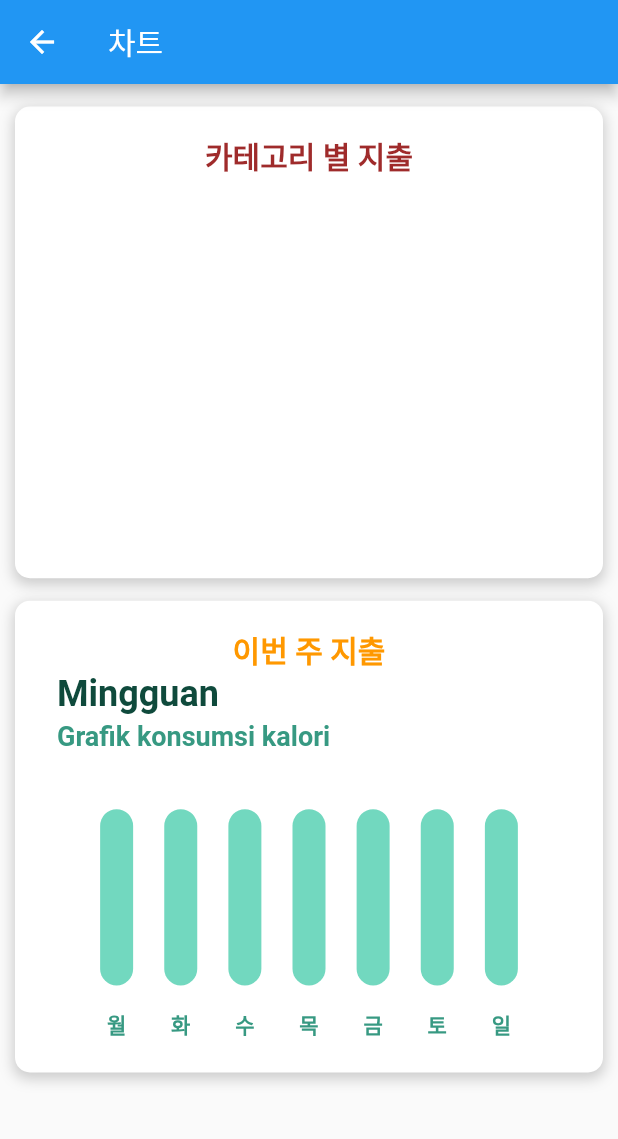
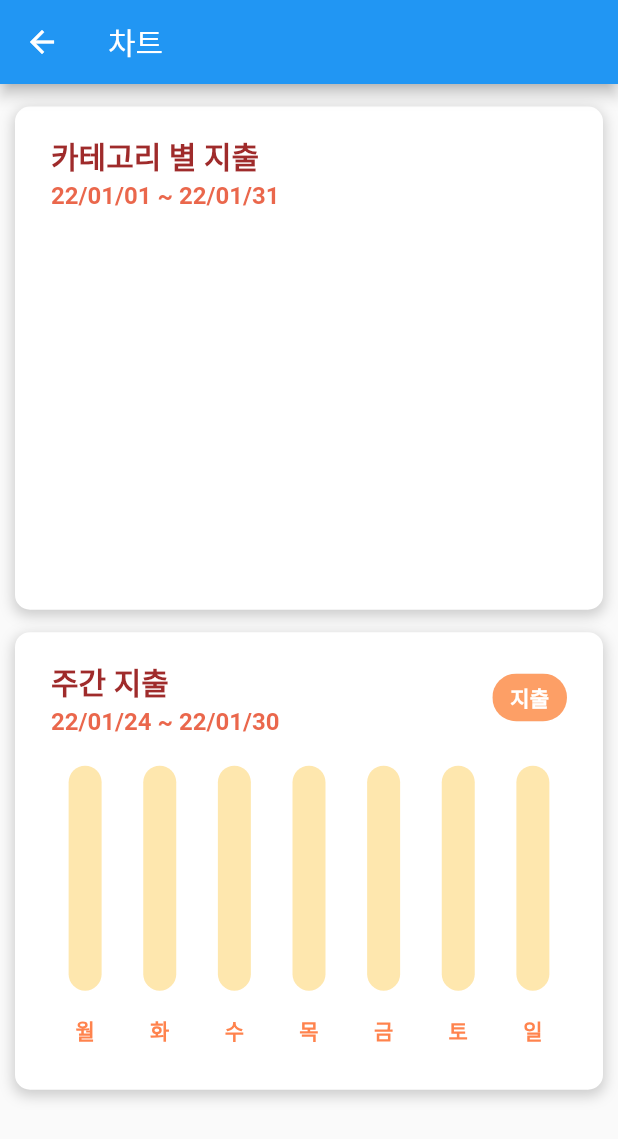
Before and after one commit to cyj893/MoneyIsMine, a Flutter app: the ChartPage screen opened directly, on a phone screen of 412 x 824 dp. Shown: the top 1139 px of the screen. Run offline on Flutter 3.47's test engine with Material 2 defaults, Android fonts, the phone set to English and light mode, and no system bars; drawn by our look-alikes of fl_chart; our stand-ins replace image_picker, sqflite, table_calendar; missing offline and left inert: scrolling_page_indicator; accounts and stored records are empty.

Commit message:
modify Chart Page

```diff
--- a/lib/ChartPage.dart
+++ b/lib/ChartPage.dart
@@ -15,31 +15,70 @@ class ChartPage extends StatefulWidget {
 class ChartPageState extends State<ChartPage> {
   String pageName = "차트";
 
-  List<String> categoryNames = [];
-  List<Pair> categoryMoney = [];
-  Map<String, String> categoryMap = {};
-  List<Color> palette = [Color.fromRGBO(225, 39, 0, 0.7), Color.fromRGBO(255, 78, 2, 0.7), Color.fromRGBO(254, 120, 39, 0.7), Color.fromRGBO(255, 162, 69, 0.7), Color.fromRGBO(254, 199, 105, 0.7), Color.fromRGBO(254, 220, 139, 0.7)];
-
-  Map<int, int> weekSum = {};
-
   @override
   void initState() {
     super.initState();
-    _getCategoryDB();
-    _getWeekDB();
   }
 
   void onGoBack(dynamic value) {
     ;
   }
 
+  @override
+  Widget build(BuildContext context) {
+    return Scaffold(
+      appBar: AppBar(
+        title: Text(pageName),
+      ),
+      body: SingleChildScrollView(
+        child: Center(
+          child: Column(
+            children: <Widget>[
+              SizedBox(height: 15,),
+              categorySumCon(),
+              SizedBox(height: 15,),
+              WeekCon(),
+              SizedBox(height: 15,),
+            ],
+          ),
+        ),
+      ),
+    );
+  }
+}
+
+
+class categorySumCon extends StatefulWidget {
+
+  const categorySumCon();
+
+  @override
+  categorySumConState createState() => categorySumConState();
+}
+
+class categorySumConState extends State<categorySumCon> {
+  List<String> categoryNames = [];
+  List<Pair> categoryMoney = [];
+  Map<String, String> categoryMap = {};
+  List<String> monthDate = [];
+  List<Color> palette = [Color.fromRGBO(225, 39, 0, 0.7), Color.fromRGBO(255, 78, 2, 0.7), Color.fromRGBO(254, 120, 39, 0.7), Color.fromRGBO(255, 162, 69, 0.7), Color.fromRGBO(254, 199, 105, 0.7), Color.fromRGBO(254, 220, 139, 0.7)];
+  int touchedIndex = -1;
+
+  @override
+  void initState() {
+    super.initState();
+    _getCategoryDB();
+  }
+
   Future<List<Pair>> _getCategoryDB() async {
     if( categoryMoney.length > 0 ) return [];
-    String month = DateFormat('yy/MM/').format(DateTime.now());
+    DateTime now = DateTime.now();
+    monthDate.add(DateFormat('yy/MM/').format(now)+"01");
+    monthDate.add(DateFormat('yy/MM/dd').format(DateTime(now.year, now.month + 1, 0)));
     List<Pair> newList = await SpecProvider().getCategorySumQuery(
         '''
         SELECT category, SUM(money) FROM Specs
-        WHERE dateTime BETWEEN '${month+"01"}' AND '${month+"31"}'
+        WHERE dateTime BETWEEN '${monthDate[0]}' AND '${monthDate[1]}'
         GROUP BY category;
         ''');
     categoryMoney = newList..sort((p1, p2) => p1.b.compareTo(p2.b));
@@ -50,26 +89,6 @@ class ChartPageState extends State<ChartPage> {
     return categoryMoney;
   }
 
-  Future<Map<int, int>> _getWeekDB() async {
-    if( categoryMoney.length > 0 ) return {};
-    DateTime date = DateTime.now();
-    List<String> weekDate = [];
-    for(int i = 0; i < 7; i++){
-      weekDate.add(DateFormat('yy/MM/dd').format(date.subtract(Duration(days: date.weekday - 1 - i))));
-    }
-    print("${weekDate[0]} ~ ${weekDate[6]}");
-    List<Pair> newList = await SpecProvider().getWeekQuery(
-        '''
-        SELECT SUM(money), dateTime FROM Specs
-        WHERE dateTime BETWEEN '${weekDate[0]}' AND '${weekDate[6]}'
-        GROUP BY dateTime;
-        ''');
-    print("요일:---------");
-    for(int i = 0; i < newList.length; i++){
-      weekSum[weekDate.indexOf(newList[i].a)] = newList[i].b;
-    }
-    return weekSum;
-  }
 
   List<PieChartSectionData> showingSections() {
     List<PieChartSectionData> list = [];
@@ -106,12 +125,8 @@ class ChartPageState extends State<ChartPage> {
             backgroundColor: Colors.white,
           ),
           backgroundColor: palette[i],
-          label: isTouched ? Text("${category}: ${(per).toStringAsFixed(2)}%",
-                              style: TextStyle(color: Colors.white, fontWeight: FontWeight.bold),
-                            )
-                           : Text(category,
-                              style: TextStyle(color: Colors.white, fontWeight: FontWeight.bold),
-                            ),
+          label: Text(isTouched ? "${category}: ${(per).toStringAsFixed(2)}%" : category,
+            style: TextStyle(color: Colors.white, fontWeight: FontWeight.bold),),
         ),
         badgePositionPercentageOffset: .98,
       ));
@@ -120,17 +135,41 @@ class ChartPageState extends State<ChartPage> {
     return list;
   }
 
-  int touchedIndex = -1;
-  Widget makeCategoryChartCon(){
+  @override
+  Widget build(BuildContext context) {
+    categoryNames = context.watch<CategoryProvider>().categories;
+    categoryMap = context.watch<CategoryProvider>().map;
+    return FutureBuilder(
+        future: _getCategoryDB(),
+        initialData: [],
+        builder: (context, snapshot) {
           return MyCard(
             child: Column(
               children: <Widget>[
                 SizedBox(height: 10,),
+                Row(
+                  children: [
+                    SizedBox(width: 16,),
+                    Column(
+                        mainAxisAlignment: MainAxisAlignment.start,
+                        crossAxisAlignment: CrossAxisAlignment.start,
+                        children: <Widget>[
                           const Text("카테고리 별 지출", style: TextStyle(
                             fontSize: 20,
                             color: Color(0xff9F2B2B),
                             fontWeight: FontWeight.bold,
                           ),),
+                          const SizedBox(height: 2,),
+                          Text("${monthDate[0]} ~ ${monthDate[1]}",
+                            style: TextStyle(
+                                color: palette[0],
+                                fontSize: 16,
+                                fontWeight: FontWeight.bold),
+                          ),
+                        ]
+                    ),
+                  ],
+                ),
                 Row(
                   children: [
                     SizedBox(width: 20,),
@@ -167,22 +206,73 @@ class ChartPageState extends State<ChartPage> {
               ],
             ),
           );
+        });
   }
 
+}
 
+class WeekCon extends StatefulWidget {
 
+  const WeekCon();
 
+  @override
+  WeekConState createState() => WeekConState();
+}
 
-  final Color barBackgroundColor = const Color(0xff72d8bf);
+class WeekConState extends State<WeekCon> {
   final Duration animDuration = const Duration(milliseconds: 250);
   List<String> weeks = ["월요일", "화요일", "수요일", "목요일", "금요일", "토요일", "일요일"];
-  int touchedIndexx = -1;
+  List<String> weekDate = [];
+  List<Map<int, int>> weekSum = [{}, {}];
+  List<List<Color>> palette = [
+    [Color.fromRGBO(225, 39, 0, 0.7), Color.fromRGBO(255, 78, 2, 0.7), Color.fromRGBO(254, 120, 39, 0.7), Color.fromRGBO(255, 162, 69, 0.7), Color.fromRGBO(254, 199, 105, 0.7), Color.fromRGBO(254, 220, 139, 0.7), Color(0xff9F2B2B)],
+    [Color.fromRGBO(0, 39, 225, 0.7), Color.fromRGBO(2, 78, 255, 0.7), Color.fromRGBO(39, 120, 254, 0.7), Color.fromRGBO(69, 162, 255, 0.7), Color.fromRGBO(105, 199, 254, 0.7), Color.fromRGBO(139, 220, 254, 0.7), Color(0xff2B2B9F)],
+  ];
+  int touchedIndex = -1;
+  int nowType = 0;
+
+  @override
+  void initState() {
+    super.initState();
+    _getWeekDB();
+  }
+
+  void onGoBack(dynamic value) {
+    ;
+  }
+
+  Future<List<Map<int, int>>> _getWeekDB() async {
+    if( weekSum[0].length > 0 ) return [{}, {}];
+    DateTime date = DateTime.now();
+    for(int i = 0; i < 7; i++){
+      weekDate.add(DateFormat('yy/MM/dd').format(date.subtract(Duration(days: date.weekday - 1 - i))));
+    }
+    print("${weekDate[0]} ~ ${weekDate[6]}");
+    List<List<Pair>> newList = await SpecProvider().getWeekQuery(
+        '''
+        SELECT SUM(CASE WHEN type=0 THEN money END) as 'expenditure',
+               SUM(CASE WHEN type=1 THEN money END) as 'income',
+               dateTime
+        FROM Specs
+        WHERE dateTime BETWEEN '${weekDate[0]}' AND '${weekDate[6]}'
+        GROUP BY dateTime;
+        ''');
+
+    print("요일:---------");
+    print(newList);
+    for(int i = 0; i < newList[0].length; i++){
+      print("${newList[0][i].a}: ${newList[0][i].b}");
+      print("${newList[1][i].a}: ${newList[1][i].b}");
+      weekSum[0][weekDate.indexOf(newList[0][i].a)] = newList[0][i].b;
+      weekSum[1][weekDate.indexOf(newList[1][i].a)] = newList[1][i].b;
+    }
+    return weekSum;
+  }
 
   BarChartGroupData makeGroupData(
       int x,
       double y, {
         bool isTouched = false,
-        Color barColor = Colors.white,
         double width = 22,
         List<int> showTooltips = const [],
       }) {
@@ -191,7 +281,7 @@ class ChartPageState extends State<ChartPage> {
       barRods: [
         BarChartRodData(
           y: y,
-          colors: isTouched ? [Colors.yellow] : [barColor],
+          colors: isTouched ? [palette[nowType][0]] : [palette[nowType][2]],
           width: width,
           borderSide: isTouched
               ? BorderSide(color: Colors.lime[900]!, width: 1)
@@ -199,7 +289,7 @@ class ChartPageState extends State<ChartPage> {
           backDrawRodData: BackgroundBarChartRodData(
             show: true,
             y: 100000,
-            colors: [barBackgroundColor],
+            colors: [palette[nowType][5]],
           ),
         ),
       ],
@@ -250,8 +340,8 @@ class ChartPageState extends State<ChartPage> {
         topTitles: SideTitles(showTitles: false),
         bottomTitles: SideTitles(
           showTitles: true,
-          getTextStyles: (context, value) => const TextStyle(
-              color: Color(0xff379982), fontWeight: FontWeight.bold, fontSize: 14),
+          getTextStyles: (context, value) => TextStyle(
+              color: palette[nowType][1], fontWeight: FontWeight.bold, fontSize: 14),
           margin: 16,
           getTitles: (double value) {
             return weeks[value.toInt()][0];
@@ -265,57 +355,72 @@ class ChartPageState extends State<ChartPage> {
         show: false,
       ),
       barGroups: List.generate(7, (i) {
-        double val = weekSum.containsKey(i) ? -weekSum[i]!.toDouble() : 0.0;
+        int m = nowType == 0 ? -1 : 1;
+        double val = weekSum[nowType].containsKey(i) ? m*weekSum[nowType][i]!.toDouble() : 0.0;
         return makeGroupData(i, val, isTouched: i == touchedIndex);
       }),
       gridData: FlGridData(show: false),
     );
   }
 
-  Widget makeWeekChartCon(){
+  @override
+  Widget build(BuildContext context) {
+    return FutureBuilder(
+        future: _getWeekDB(),
+        initialData: [],
+        builder: (context, snapshot) {
           return MyCard(
             child: Column(
               children: <Widget>[
                 SizedBox(height: 10,),
-          Text("이번 주 지출", style: TextStyle(
+                Row(
+                  children: [
+                    SizedBox(width: 16,),
+                    Expanded(child: Column(
+                        mainAxisAlignment: MainAxisAlignment.start,
+                        crossAxisAlignment: CrossAxisAlignment.start,
+                        children: <Widget>[
+                          Text("주간 ${nowType == 0 ? "지출" : "수입"}", style: TextStyle(
                             fontSize: 20,
-            color: Colors.orange,
+                            color: nowType == 0 ? palette[0][6] : palette[1][6],
                             fontWeight: FontWeight.bold,
                           ),),
+                          const SizedBox(height: 2,),
+                          Text("${weekDate[0]} ~ ${weekDate[6]}",
+                            style: TextStyle(
+                                color: palette[nowType][0],
+                                fontSize: 16,
+                                fontWeight: FontWeight.bold),
+                          ),
+                        ]
+                    ),),
+                    InkWell(
+                      onTap: () {
+                        setState(() {
+                          nowType = 1 - nowType;
+                        });
+                      },
+                      child: Chip(
+                        backgroundColor: palette[nowType][2],
+                        label: Text(nowType == 0 ? "지출" : "수입",
+                          style: TextStyle(color: Colors.white, fontWeight: FontWeight.bold),
+                        ),
+                      ),
+                    ),
+                    SizedBox(width: 16,),
+                  ],
+                ),
+                const SizedBox(
+                  height: 20,
+                ),
                 Row(
                   children: [
-              SizedBox(width: 20,),
+                    const SizedBox(
+                      height: 20,
+                    ),
                     Expanded(
                       child: AspectRatio(
-                  aspectRatio: 1.3,
-                  child: Column(
-                    crossAxisAlignment: CrossAxisAlignment.stretch,
-                    mainAxisAlignment: MainAxisAlignment.start,
-                    mainAxisSize: MainAxisSize.max,
-                    children: <Widget>[
-                      const Text(
-                        'Mingguan',
-                        style: TextStyle(
-                            color: Color(0xff0f4a3c),
-                            fontSize: 24,
-                            fontWeight: FontWeight.bold),
-                      ),
-                      const SizedBox(
-                        height: 4,
-                      ),
-                      const Text(
-                        'Grafik konsumsi kalori',
-                        style: TextStyle(
-                            color: Color(0xff379982),
-                            fontSize: 18,
-                            fontWeight: FontWeight.bold),
-                      ),
-                      const SizedBox(
-                        height: 38,
-                      ),
-                      Expanded(
-                        child: Padding(
-                          padding: const EdgeInsets.symmetric(horizontal: 8.0),
+                        aspectRatio: 2.0,
                         child: BarChart(
                           mainBarData(),
                           swapAnimationDuration: animDuration,
@@ -323,53 +428,19 @@ class ChartPageState extends State<ChartPage> {
                       ),
                     ),
                     const SizedBox(
-                        height: 12,
+                      height: 20,
                     ),
                   ],
                 ),
-                ),
-              ),
-              SizedBox(width: 20,),
-            ],
+                const SizedBox(
+                  height: 20,
                 ),
               ],
             ),
           );
+        });
   }
 
-  @override
-  Widget build(BuildContext context) {
-    categoryNames = context.watch<CategoryProvider>().categories;
-    categoryMap = context.watch<CategoryProvider>().map;
-    return Scaffold(
-      appBar: AppBar(
-        title: Text(pageName),
-      ),
-      body: SingleChildScrollView(
-        child: Center(
-          child: Column(
-            children: <Widget>[
-              SizedBox(height: 15,),
-              FutureBuilder(
-                  future: _getCategoryDB(),
-                  initialData: [],
-                  builder: (context, snapshot) {
-                    return makeCategoryChartCon();
-                  }),
-              SizedBox(height: 15,),
-              FutureBuilder(
-                  future: _getWeekDB(),
-                  initialData: [],
-                  builder: (context, snapshot) {
-                    return makeWeekChartCon();
-                  }),
-              SizedBox(height: 15,),
-            ],
-          ),
-        ),
-      ),
-    );
-  }
 }
 
 class TextOutline extends StatelessWidget {
--- a/lib/DBHelper.dart
+++ b/lib/DBHelper.dart
@@ -140,14 +140,15 @@ class SpecProvider {
     return list;
   }
 
-  Future<List<Pair>> getWeekQuery(String query) async {
+  Future<List<List<Pair>>> getWeekQuery(String query) async {
     final db = await database;
     final List<Map<String, dynamic>> maps = await db!.rawQuery(query);
     if( maps.isEmpty ) return [];
 
-    List<Pair> list = [];
+    List<List<Pair>> list = [[], []];
     for(int i = 0; i < maps.length; i++){
-      list.add(Pair(maps[i]["dateTime"], maps[i]["SUM(money)"]));
+      list[0].add(Pair(maps[i]["dateTime"], maps[i]["expenditure"] ?? 0));
+      list[1].add(Pair(maps[i]["dateTime"], maps[i]["income"] ?? 0));
     }
     return list;
   }
```
Also changed, not shown: pubspec.lock. Lines whose indentation alone changed are shown as unchanged.
